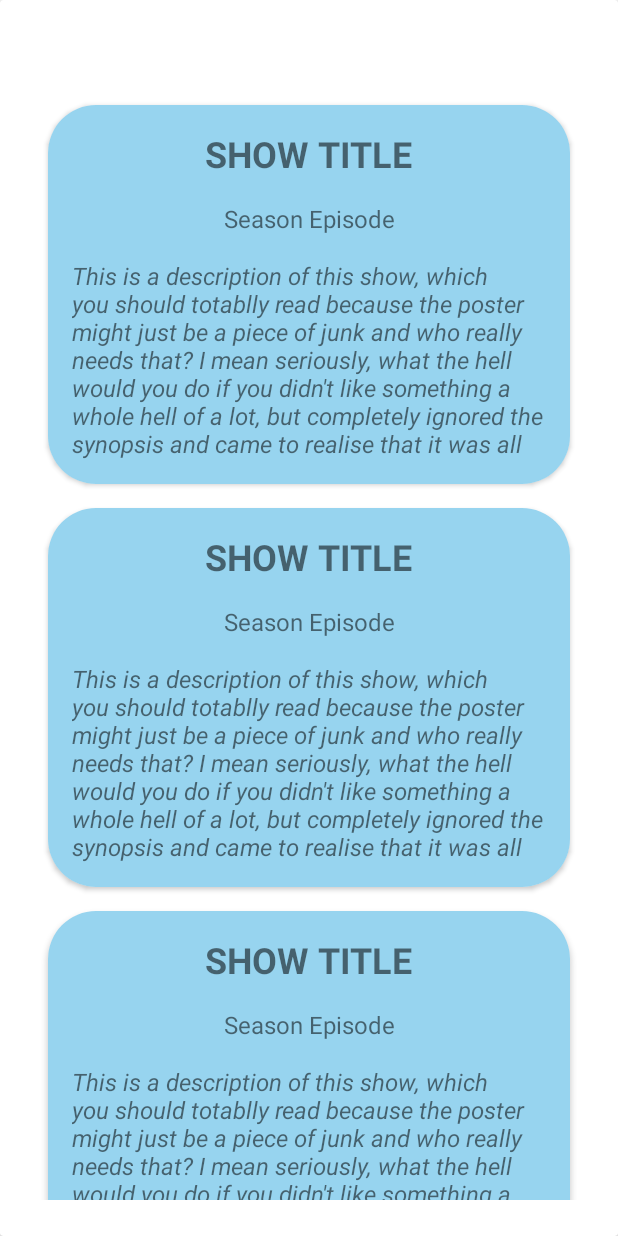
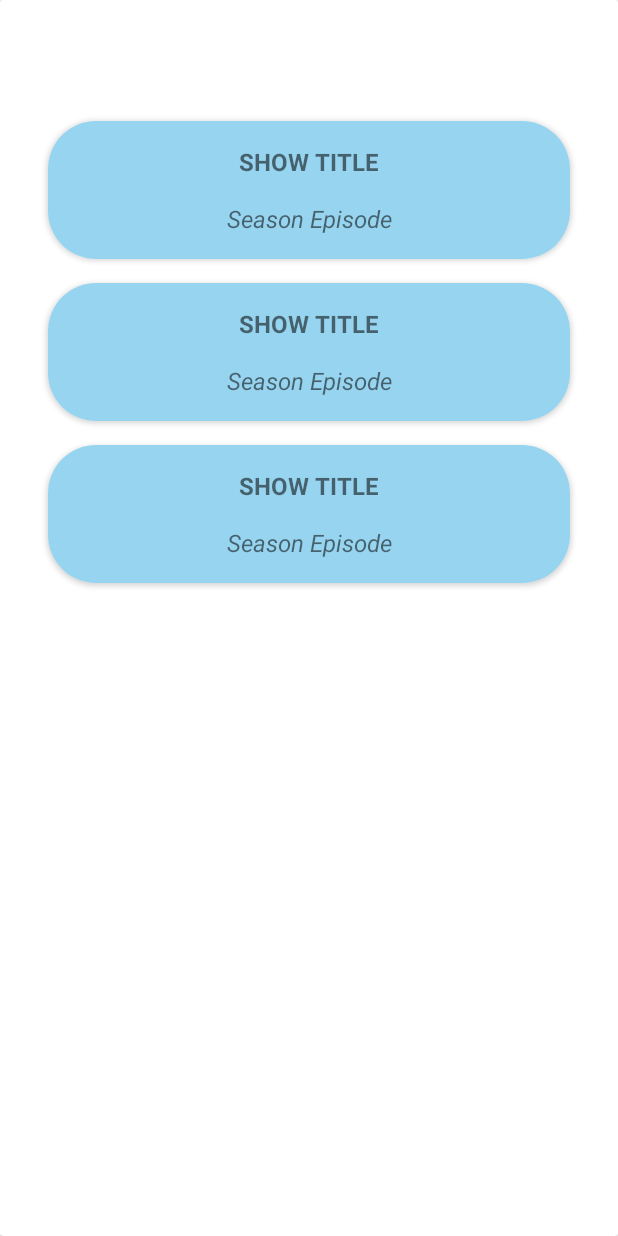
Before and after one commit to raymondpoling/SimpleOMDBSearch, an Android app: the layout season_fragment_layout.xml on its own in the app's theme, with its tools: preview values and no code run, on a phone screen of 412 x 824 dp. Run offline under Robolectric (Android 15) with nearby library versions, the phone set to English and light mode, and no system bars; network calls fail.

Commit message:
Cleaned up a bit

```diff
--- a/app/src/main/java/org/mousehole/americanairline/simpleomdbsearch/view/SeasonFragment.kt
+++ b/app/src/main/java/org/mousehole/americanairline/simpleomdbsearch/view/SeasonFragment.kt
@@ -8,6 +8,7 @@ import android.view.ViewGroup
 import android.widget.TextView
 import androidx.fragment.app.Fragment
 import androidx.recyclerview.widget.LinearSnapHelper
+import androidx.recyclerview.widget.PagerSnapHelper
 import androidx.recyclerview.widget.RecyclerView
 import org.mousehole.americanairline.simpleomdbsearch.R
 import org.mousehole.americanairline.simpleomdbsearch.model.season.SeasonResponse
@@ -38,7 +39,7 @@ class SeasonFragment : Fragment() {
         Log.d(LOG_TAG, "onViewCreated id is? ${R.id.series_and_season_textview}")
 
         episodeRecyclerView = view.findViewById(R.id.episode_recyclerview)
-        val snapHelper = LinearSnapHelper()
+        val snapHelper = PagerSnapHelper()
         snapHelper.attachToRecyclerView(episodeRecyclerView)
         episodeRecyclerView.adapter = episodeAdapter
     }
@@ -47,6 +48,7 @@ class SeasonFragment : Fragment() {
         Log.d(LOG_TAG, "updateSeason")
         seasonTitleTextView.text = seasonResponse.Title
         episodeAdapter.updateSeasonResponse(seasonResponse)
+        episodeRecyclerView.scrollToPosition(0)
     }
 
 }
--- a/app/src/main/java/org/mousehole/americanairline/simpleomdbsearch/view/SeriesFragment.kt
+++ b/app/src/main/java/org/mousehole/americanairline/simpleomdbsearch/view/SeriesFragment.kt
@@ -64,7 +64,7 @@ class SeriesFragment : Fragment() {
                 listOf(1)
             }
             seasonItemAdapter.setSeasonList(seriesResponse.Title, seasonList.toList())
-
+            seasonRecyclerView.scrollToPosition(0)
             Glide.with(this).load(seriesResponse.Poster).into(posterImageView)
 
         }
--- a/app/src/main/res/layout/episode_item_layout.xml
+++ b/app/src/main/res/layout/episode_item_layout.xml
@@ -15,8 +15,9 @@
         android:background="@color/light_blue">
 
         <TextView
-            style="@style/Title"
+            style="@style/Subtitle"
             android:id="@+id/episode_title_textview"
+            android:textStyle="bold"
             android:layout_width="wrap_content"
             android:layout_height="wrap_content"
             android:layout_marginTop="0dp"
@@ -28,27 +29,15 @@
 
         <TextView
             android:id="@+id/episode_season_episode_textview"
-            style="@style/Subtitle"
+            style="@style/TextBody"
             android:layout_width="wrap_content"
             android:layout_height="wrap_content"
             android:layout_margin="16dp"
             app:layout_constraintEnd_toEndOf="parent"
             app:layout_constraintStart_toStartOf="parent"
             app:layout_constraintTop_toBottomOf="@id/episode_title_textview"
+            app:layout_constraintBottom_toBottomOf="parent"
             tools:text="Season Episode" />
-
-        <TextView
-            android:id="@+id/episode_synopsis_textview"
-            style="@style/TextBody"
-            android:layout_width="0dp"
-            android:layout_height="wrap_content"
-            android:maxLines="7"
-            android:layout_margin="16dp"
-            app:layout_constraintEnd_toEndOf="parent"
-            app:layout_constraintStart_toStartOf="parent"
-            app:layout_constraintTop_toBottomOf="@+id/episode_season_episode_textview"
-            app:layout_constraintBottom_toBottomOf="parent"
-            tools:text="This is a description of this show, which you should totablly read because the poster might just be a piece of junk and who really needs that? I mean seriously, what the hell would you do if you didn't like something a whole hell of a lot, but completely ignored the synopsis and came to realise that it was all your fault due to negligence" />
 
     </androidx.constraintlayout.widget.ConstraintLayout>
 
--- a/app/src/main/res/layout/season_fragment_layout.xml
+++ b/app/src/main/res/layout/season_fragment_layout.xml
@@ -11,7 +11,7 @@
         android:layout_margin="16dp" >
 
         <TextView
-            style="@style/Subtitle"
+            style="@style/Title"
             android:id="@+id/series_and_season_textview"
             android:layout_width="wrap_content"
             android:layout_height="wrap_content"
```
Also changed, not shown: app/src/main/java/org/mousehole/americanairline/simpleomdbsearch/view/MainActivity.kt (+13 -4 lines), app/src/main/res/layout/activity_main.xml (+18 -5 lines).
